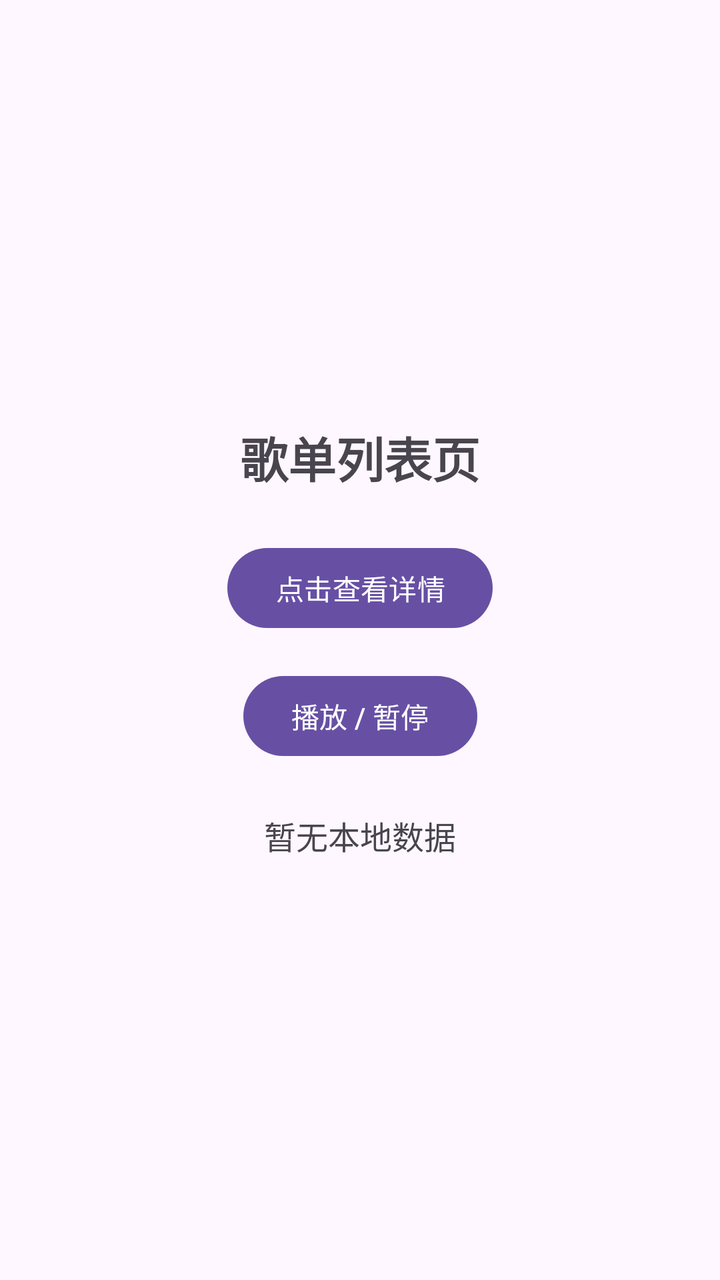
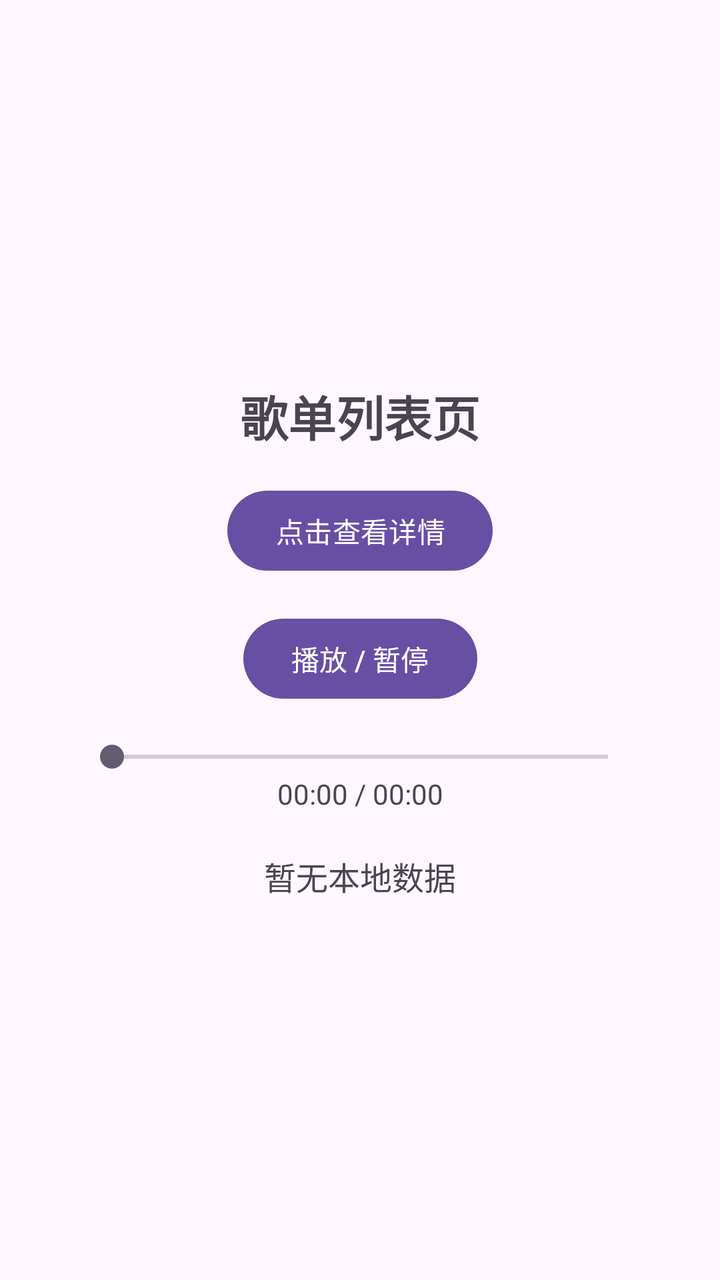

Screens rendered from an Android XML layout before and after an edit, with the pre-edit source and the edit as a unified diff.
<!-- AndroidManifest.xml: application theme Theme.MusicPlayer -->
<!-- res/layout/fragment_playlist.xml -->
<?xml version="1.0" encoding="utf-8"?>
<androidx.constraintlayout.widget.ConstraintLayout xmlns:android="http://schemas.android.com/apk/res/android"
    xmlns:app="http://schemas.android.com/apk/res-auto"
    android:layout_width="match_parent"
    android:layout_height="match_parent"
    android:padding="16dp">

    <TextView
        android:id="@+id/tvTitle"
        android:layout_width="wrap_content"
        android:layout_height="wrap_content"
        android:text="歌单列表页"
        android:textSize="24sp"
        android:textStyle="bold"
        app:layout_constraintBottom_toTopOf="@+id/btnGoDetail"
        app:layout_constraintEnd_toEndOf="parent"
        app:layout_constraintStart_toStartOf="parent"
        app:layout_constraintTop_toTopOf="parent"
        app:layout_constraintVertical_chainStyle="packed" />

    <Button
        android:id="@+id/btnGoDetail"
        android:layout_width="wrap_content"
        android:layout_height="wrap_content"
        android:layout_marginTop="24dp"
        android:text="点击查看详情"
        app:layout_constraintBottom_toTopOf="@+id/btnPlayPause"
        app:layout_constraintEnd_toEndOf="parent"
        app:layout_constraintStart_toStartOf="parent"
        app:layout_constraintTop_toBottomOf="@+id/tvTitle" />

    <Button
        android:id="@+id/btnPlayPause"
        android:layout_width="wrap_content"
        android:layout_height="wrap_content"
        android:layout_marginTop="16dp"
        android:text="播放 / 暂停"
        app:layout_constraintBottom_toTopOf="@+id/tvFallbackList"
        app:layout_constraintEnd_toEndOf="parent"
        app:layout_constraintStart_toStartOf="parent"
        app:layout_constraintTop_toBottomOf="@+id/btnGoDetail" />

    <TextView
        android:id="@+id/tvFallbackList"
        android:layout_width="wrap_content"
        android:layout_height="wrap_content"
        android:layout_marginTop="24dp"
        android:gravity="center"
        android:text="暂无本地数据"
        android:textSize="16sp"
        android:lineSpacingExtra="6dp"
        app:layout_constraintBottom_toBottomOf="parent"
        app:layout_constraintEnd_toEndOf="parent"
        app:layout_constraintStart_toStartOf="parent"
        app:layout_constraintTop_toBottomOf="@+id/btnPlayPause" />

</androidx.constraintlayout.widget.ConstraintLayout>
<!-- resources referenced by this layout -->
<resources>
  <style name="Theme.MusicPlayer" parent="Base.Theme.MusicPlayer" />
  <style name="Base.Theme.MusicPlayer" parent="Theme.Material3.DayNight.NoActionBar">
          
          
      </style>
</resources>

<!-- the commit's change to res/layout/fragment_playlist.xml (unified diff, before → after) -->
@@ -22,7 +22,7 @@
         android:id="@+id/btnGoDetail"
         android:layout_width="wrap_content"
         android:layout_height="wrap_content"
-        android:layout_marginTop="24dp"
+        android:layout_marginTop="16dp"
         android:text="点击查看详情"
         app:layout_constraintBottom_toTopOf="@+id/btnPlayPause"
         app:layout_constraintEnd_toEndOf="parent"
@@ -35,23 +35,47 @@
         android:layout_height="wrap_content"
         android:layout_marginTop="16dp"
         android:text="播放 / 暂停"
+        app:layout_constraintBottom_toTopOf="@+id/seekBar"
+        app:layout_constraintEnd_toEndOf="parent"
+        app:layout_constraintStart_toStartOf="parent"
+        app:layout_constraintTop_toBottomOf="@+id/btnGoDetail" />
+
+    
+    <SeekBar
+        android:id="@+id/seekBar"
+        android:layout_width="0dp"
+        android:layout_height="wrap_content"
+        android:layout_marginTop="16dp"
+        android:layout_marginHorizontal="24dp"
+        app:layout_constraintBottom_toTopOf="@+id/tvTime"
+        app:layout_constraintEnd_toEndOf="parent"
+        app:layout_constraintStart_toStartOf="parent"
+        app:layout_constraintTop_toBottomOf="@+id/btnPlayPause" />
+
+    
+    <TextView
+        android:id="@+id/tvTime"
+        android:layout_width="wrap_content"
+        android:layout_height="wrap_content"
+        android:text="00:00 / 00:00"
+        android:textSize="14sp"
         app:layout_constraintBottom_toTopOf="@+id/tvFallbackList"
         app:layout_constraintEnd_toEndOf="parent"
         app:layout_constraintStart_toStartOf="parent"
-        app:layout_constraintTop_toBottomOf="@+id/btnGoDetail" />
+        app:layout_constraintTop_toBottomOf="@+id/seekBar" />
 
     <TextView
         android:id="@+id/tvFallbackList"
         android:layout_width="wrap_content"
         android:layout_height="wrap_content"
-        android:layout_marginTop="24dp"
+        android:layout_marginTop="20dp"
         android:gravity="center"
+        android:lineSpacingExtra="6dp"
         android:text="暂无本地数据"
         android:textSize="16sp"
-        android:lineSpacingExtra="6dp"
         app:layout_constraintBottom_toBottomOf="parent"
         app:layout_constraintEnd_toEndOf="parent"
         app:layout_constraintStart_toStartOf="parent"
-        app:layout_constraintTop_toBottomOf="@+id/btnPlayPause" />
+        app:layout_constraintTop_toBottomOf="@+id/tvTime" />
 
 </androidx.constraintlayout.widget.ConstraintLayout>
